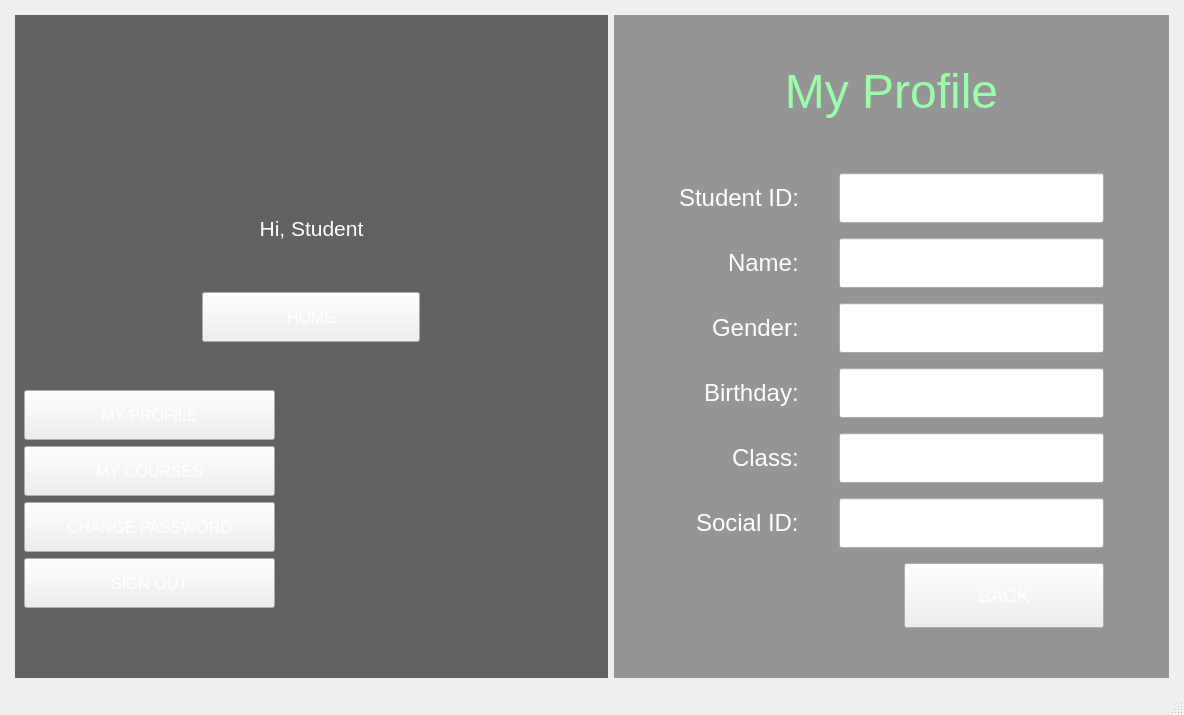
This is StudentManagementSystem/mainwindow.ui in BuhDuy256/Student-Management-GROUP6-KTLT-23CLC03 as Qt 5 draws it before an edit. The edited form follows.
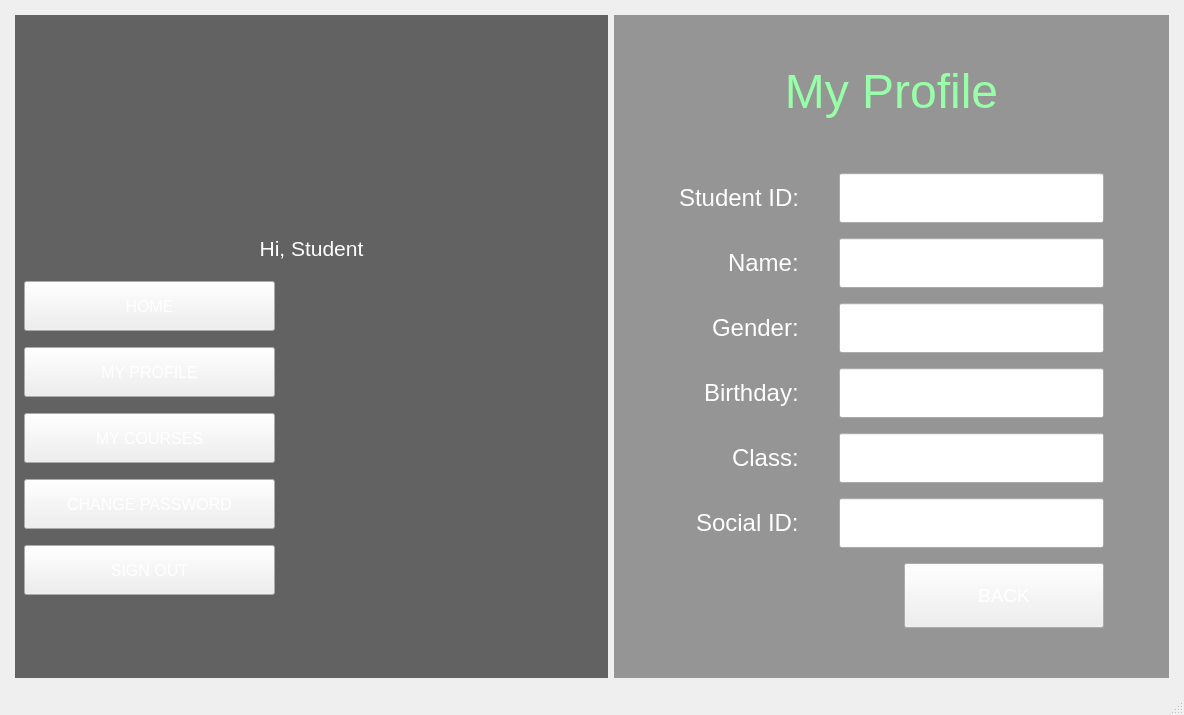
This is the edited form. Icons and pictures are not drawn.

The edit to the form file:
```diff
--- a/StudentManagementSystem/mainwindow.ui
+++ b/StudentManagementSystem/mainwindow.ui
@@ -516,7 +516,7 @@
              </property>
             </widget>
            </item>
-           <item alignment="Qt::AlignHCenter|Qt::AlignVCenter">
+           <item>
             <widget class="QPushButton" name="button_StuHome">
              <property name="minimumSize">
               <size>
```
